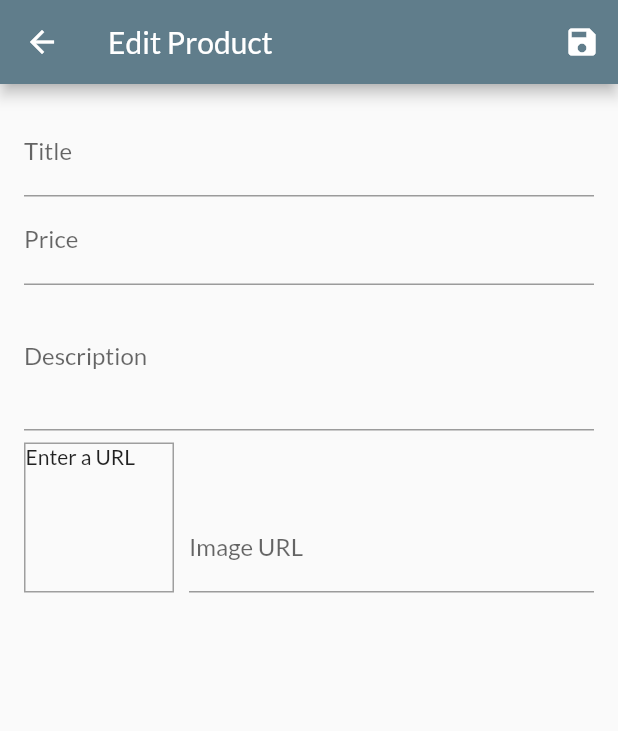
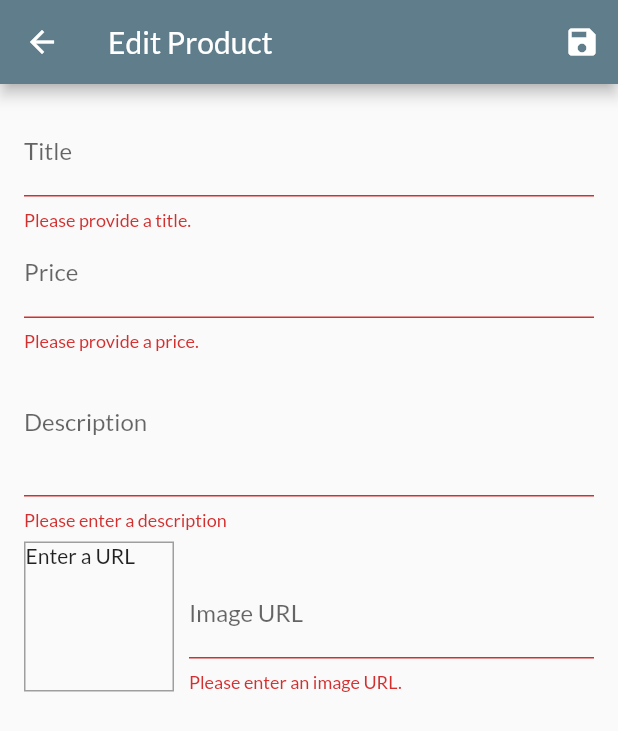
Before and after one commit to alvinmatthew12/shop_app, a Flutter app: the EditProductScreen screen opened by its route, after a tap on the "save" icon, on a phone screen of 412 x 824 dp. Shown: the top 731 px of the screen. Run offline on Flutter 3.47's test engine with Material 2 defaults, Android fonts, the phone set to English and light mode, and no system bars; network calls fail.

Commit message:
Add edit product form validation

```diff
--- a/lib/screens/edit_product_screen.dart
+++ b/lib/screens/edit_product_screen.dart
@@ -35,11 +35,18 @@ class _EditProductScreenState extends State<EditProductScreen> {
 
   void _updateImageUrl() {
     if (!_imageUrlFocusNode.hasFocus) {
+      if (_imageUrlController.text.isEmpty || !_imageUrlController.text.startsWith('http') && !_imageUrlController.text.startsWith('https') || !_imageUrlController.text.endsWith('.png') && !_imageUrlController.text.endsWith('.jpg') && !_imageUrlController.text.endsWith('.jpeg')) {
+        return;
+      }
       setState(() {});
     }
   }
 
   void _submitForm() {
+    final isValid = _form.currentState.validate();
+    if (!isValid) {
+      return;
+    }
     _form.currentState.save();
     print(_editedProduct.title);
     print(_editedProduct.description);
@@ -71,6 +78,12 @@ class _EditProductScreenState extends State<EditProductScreen> {
                 onFieldSubmitted: (_) {
                   FocusScope.of(context).requestFocus(_priceFocusNode);
                 },
+                validator: (value) {
+                  if (value.isEmpty) {
+                    return 'Please provide a title.';
+                  }
+                  return null;
+                },
                 onSaved: (value) {
                   _editedProduct = Product(
                     id: null,
@@ -89,6 +102,18 @@ class _EditProductScreenState extends State<EditProductScreen> {
                 onFieldSubmitted: (_) {
                   FocusScope.of(context).requestFocus(_descriptionFocusNode);
                 },
+                validator: (value) {
+                  if (value.isEmpty) {
+                    return 'Please provide a price.';
+                  }
+                  if (double.tryParse(value) == null) {
+                    return 'Please enter a valid number';
+                  }
+                  if (double.parse(value) < 1) {
+                    return 'Please enter a number a greater than zero.';
+                  }
+                  return null;
+                },
                 onSaved: (value) {
                   _editedProduct = Product(
                     id: null,
@@ -104,6 +129,15 @@ class _EditProductScreenState extends State<EditProductScreen> {
                 maxLines: 3,
                 keyboardType: TextInputType.multiline,
                 focusNode: _descriptionFocusNode,
+                validator: (value) {
+                  if (value.isEmpty) {
+                    return 'Please enter a description';
+                  }
+                  if (value.length < 10) {
+                    return 'Should be at least 10 characters long.';
+                  }
+                  return null;
+                },
                 onSaved: (value) {
                   _editedProduct = Product(
                     id: null,
@@ -134,9 +168,22 @@ class _EditProductScreenState extends State<EditProductScreen> {
                       keyboardType: TextInputType.url,
                       textInputAction: TextInputAction.done,
                       controller: _imageUrlController,
+                      onEditingComplete: () => setState(() {}),
                       focusNode: _imageUrlFocusNode,
                       onFieldSubmitted: (_) {
                         _submitForm();
+                      },
+                      validator: (value) {
+                        if (value.isEmpty) {
+                          return 'Please enter an image URL.';
+                        }
+                        if (!value.startsWith('http') && !value.startsWith('https')) {
+                          return 'Please enter a valid URL.';
+                        }
+                        if (!value.endsWith('.png') && !value.endsWith('.jpg') && !value.endsWith('.jpeg')) {
+                          return 'Please enter a valid image URL.';
+                        }
+                        return null;
                       },
                       onSaved: (value) {
                         _editedProduct = Product(
```
